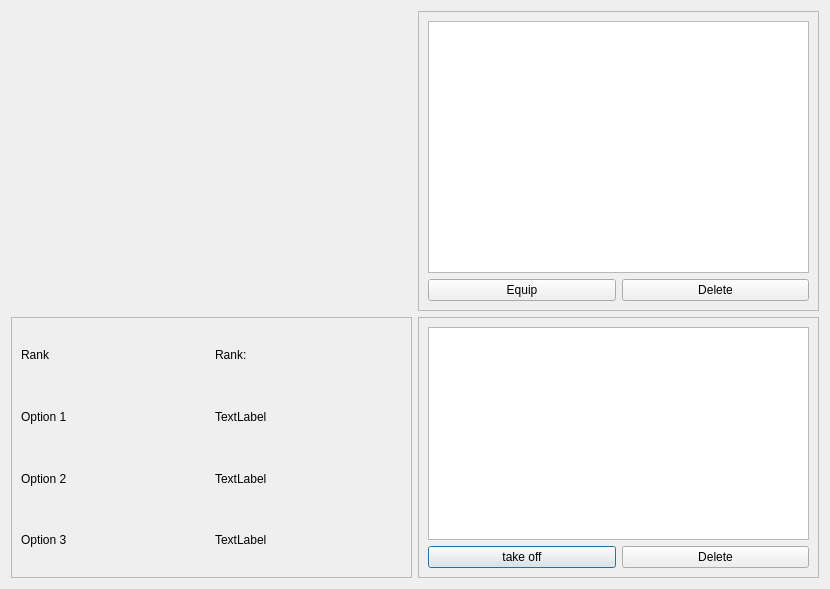
Before: the Qt Designer form Silently/src/InventoryWindow/inventorywindow.ui in Observersss/Silently, drawn with Qt 5.
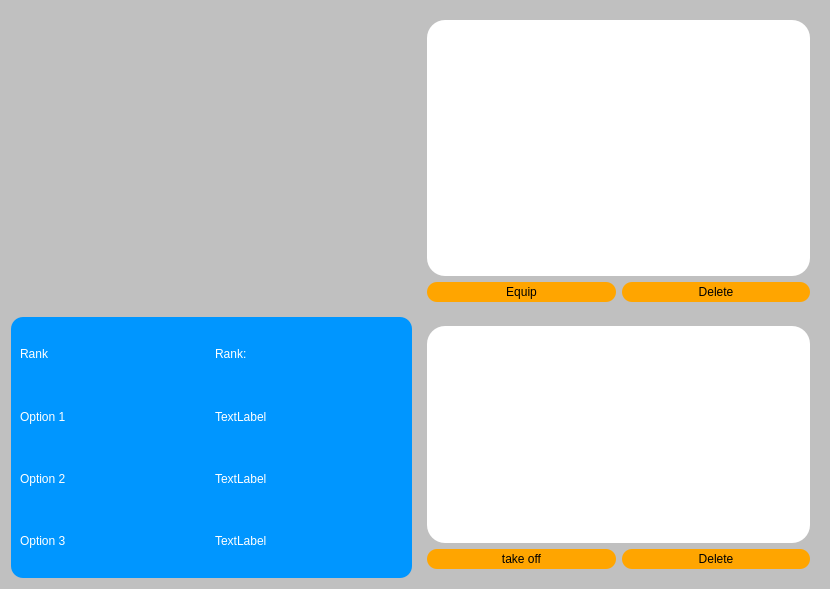
After: the same form once the commit is applied.

Commit message: update ui in mainwindow inventorywindow addquest morecharacteristics showinfoquest

Patch:
```diff
--- a/Silently/src/InventoryWindow/inventorywindow.ui
+++ b/Silently/src/InventoryWindow/inventorywindow.ui
@@ -13,6 +13,9 @@
   <property name="windowTitle">
    <string>Dialog</string>
   </property>
+  <property name="styleSheet">
+   <string notr="true">background-color:silver;</string>
+  </property>
   <layout class="QGridLayout" name="gridLayout_2">
    <item row="2" column="0">
     <widget class="QFrame" name="textOption_3">
@@ -22,6 +25,11 @@
        <height>200</height>
       </size>
      </property>
+     <property name="styleSheet">
+      <string notr="true">border-radius:12px;
+color:white;
+background-color:rgb(0, 150, 255);</string>
+     </property>
      <property name="frameShape">
       <enum>QFrame::StyledPanel</enum>
      </property>
@@ -90,6 +98,9 @@
    </item>
    <item row="2" column="1">
     <widget class="QFrame" name="frame">
+     <property name="styleSheet">
+      <string notr="true">border:none;</string>
+     </property>
      <property name="frameShape">
       <enum>QFrame::StyledPanel</enum>
      </property>
@@ -105,10 +116,25 @@
           <height>150</height>
          </size>
         </property>
+        <property name="styleSheet">
+         <string notr="true">border-radius:18px;
+background-color:white;
+color:black;</string>
+        </property>
        </widget>
       </item>
       <item row="1" column="0">
        <widget class="QPushButton" name="take_off">
+        <property name="minimumSize">
+         <size>
+          <width>0</width>
+          <height>20</height>
+         </size>
+        </property>
+        <property name="styleSheet">
+         <string notr="true">background-color:orange;
+border-radius:10px;</string>
+        </property>
         <property name="text">
          <string>take off</string>
         </property>
@@ -116,6 +142,16 @@
       </item>
       <item row="1" column="1">
        <widget class="QPushButton" name="Delete_2">
+        <property name="minimumSize">
+         <size>
+          <width>0</width>
+          <height>20</height>
+         </size>
+        </property>
+        <property name="styleSheet">
+         <string notr="true">background-color:orange;
+border-radius:10px;</string>
+        </property>
         <property name="text">
          <string>Delete</string>
         </property>
@@ -145,6 +181,9 @@
        <height>300</height>
       </size>
      </property>
+     <property name="styleSheet">
+      <string notr="true">border:none;</string>
+     </property>
      <property name="frameShape">
       <enum>QFrame::StyledPanel</enum>
      </property>
@@ -160,10 +199,25 @@
           <height>240</height>
          </size>
         </property>
+        <property name="styleSheet">
+         <string notr="true">border-radius:18px;
+background-color:white;
+color:black;</string>
+        </property>
        </widget>
       </item>
       <item row="1" column="0">
        <widget class="QPushButton" name="Equip">
+        <property name="minimumSize">
+         <size>
+          <width>0</width>
+          <height>20</height>
+         </size>
+        </property>
+        <property name="styleSheet">
+         <string notr="true">background-color:orange;
+border-radius:10px;</string>
+        </property>
         <property name="text">
          <string>Equip</string>
         </property>
@@ -171,6 +225,16 @@
       </item>
       <item row="1" column="1">
        <widget class="QPushButton" name="Delete">
+        <property name="minimumSize">
+         <size>
+          <width>0</width>
+          <height>20</height>
+         </size>
+        </property>
+        <property name="styleSheet">
+         <string notr="true">background-color:orange;
+border-radius:10px;</string>
+        </property>
         <property name="text">
          <string>Delete</string>
         </property>
```
The commit also changes 92 other files.
